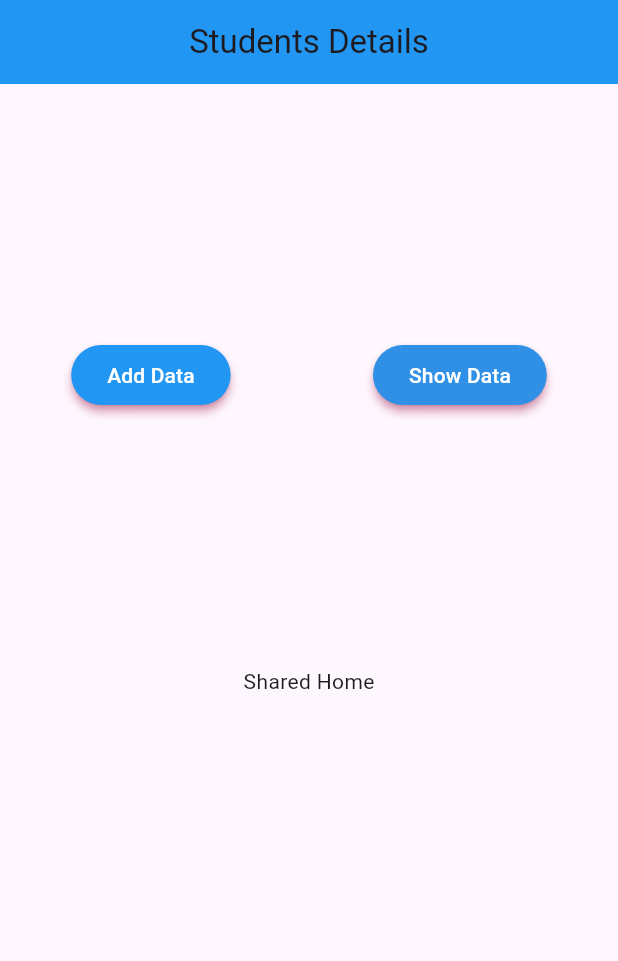
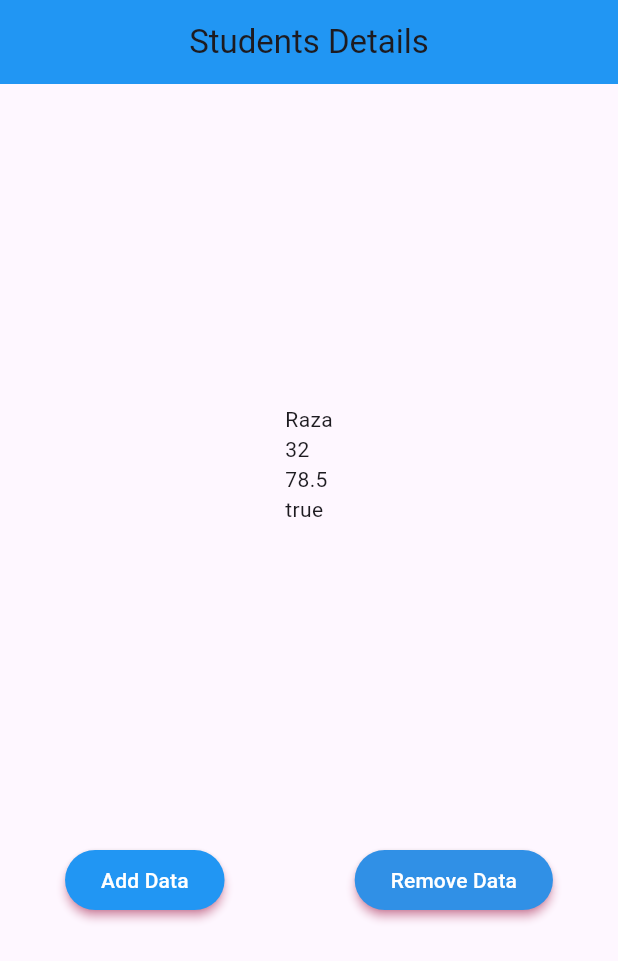
Before and after one commit to aminrazakhan07/Local-Database, a Flutter app: the screen it shows after launch, after a tap on "Add Data", on a phone screen of 412 x 824 dp. Shown: the top 961 px of the screen. Run offline on Flutter 3.47's test engine with Material 3 defaults, Android fonts, the phone set to English and light mode, and no system bars; our stand-ins replace get, hive_flutter, shared_preferences; accounts and stored records are empty.

Commit message:
show n remove data

```diff
--- a/lib/SharedPreference/SharedHome.dart
+++ b/lib/SharedPreference/SharedHome.dart
@@ -22,6 +22,22 @@ class _SharedhomeState extends State<Sharedhome> {
         child: Column(
           mainAxisAlignment: MainAxisAlignment.spaceEvenly,
           children: [
+            //
+            FutureBuilder(
+              future: SharedPreferences.getInstance(),
+              builder: (context, snap) {
+                return Column(
+                  crossAxisAlignment: CrossAxisAlignment.start,
+                  children: [
+                    Text(snap.data?.getString('name').toString() ?? ''),
+                    Text(snap.data?.getInt('age').toString() ?? ''),
+                    Text(snap.data?.getDouble('percent').toString() ?? ''),
+                    Text(snap.data?.getBool('isLogin').toString() ?? ''),
+                  ],
+                );
+              },
+            ),
+
             Row(
               mainAxisAlignment: MainAxisAlignment.spaceEvenly,
               children: [
@@ -41,6 +57,7 @@ class _SharedhomeState extends State<Sharedhome> {
                     sp.setDouble('percent', 78.5);
                     sp.setBool('isLogin', true);
                     print('Clicked');
+                    setState(() {});
                   },
                   child: Text('Add Data'),
                 ),
@@ -59,18 +76,22 @@ class _SharedhomeState extends State<Sharedhome> {
                         await SharedPreferences.getInstance();
                     //
 
-                    print('Name: ${sp.getString('name')}');
-                    print('Age: ${sp.getInt('age')}');
-                    print('Percent: ${sp.getDouble('percent')}');
-                    print('Sate: ${sp.getBool('isLogin')}');
+                    // print('Name: ${sp.getString('name')}');
+                    // print('Age: ${sp.getInt('age')}');
+                    // print('Percent: ${sp.getDouble('percent')}');
+                    // print('Sate: ${sp.getBool('isLogin')}');
                     //
+                    sp.remove('name');
+                    sp.remove('age');
+                    setState(() {});
                   },
-                  child: Text('Show Data'),
-                )
+                  child: Text('Remove Data'),
+                  //
+                ),
               ],
             ),
-            Text('Shared Home'),
-            SizedBox(height: 20),
+
+            // SizedBox(height: 20),
           ],
         ),
       ),
```
